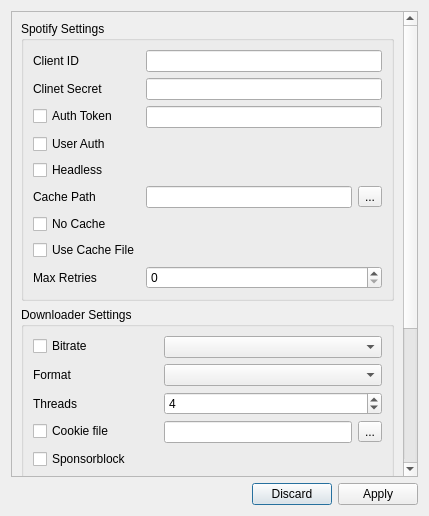
nozwock/spotdl_gui, file spotdl_gui/views/settings.ui: the form before one commit.
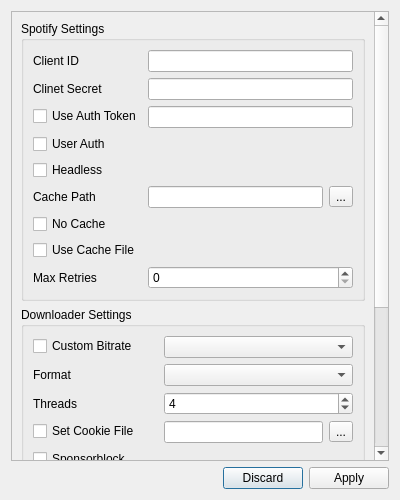
The form after the commit. Icons and pictures are not drawn.

Commit message: Properly set settings view defaults

Diff of the .ui file:
```diff
--- a/spotdl_gui/views/settings.ui
+++ b/spotdl_gui/views/settings.ui
@@ -6,8 +6,8 @@
    <rect>
     <x>0</x>
     <y>0</y>
-    <width>429</width>
-    <height>516</height>
+    <width>400</width>
+    <height>500</height>
    </rect>
   </property>
   <property name="windowTitle">
@@ -23,9 +23,9 @@
       <property name="geometry">
        <rect>
         <x>0</x>
-        <y>0</y>
-        <width>395</width>
-        <height>889</height>
+        <y>-447</y>
+        <width>366</width>
+        <height>895</height>
        </rect>
       </property>
       <layout class="QVBoxLayout" name="verticalLayout">
@@ -58,7 +58,7 @@
           <item row="3" column="0">
            <widget class="QCheckBox" name="checkBox_auth_token_set">
             <property name="text">
-             <string>Auth Token</string>
+             <string>Use Auth Token</string>
             </property>
             <property name="checked">
              <bool>false</bool>
@@ -89,32 +89,31 @@
             </property>
            </widget>
           </item>
-          <item row="17" column="0">
-           <widget class="QCheckBox" name="checkBox_spotify_no_cache">
-            <property name="text">
-             <string>No Cache</string>
-            </property>
-           </widget>
-          </item>
-          <item row="18" column="0">
-           <widget class="QCheckBox" name="checkBox_spotify_use_cache_file">
-            <property name="text">
-             <string>Use Cache File</string>
-            </property>
-           </widget>
-          </item>
-          <item row="19" column="0">
+          <item row="21" column="0">
            <widget class="QLabel" name="label_9">
             <property name="text">
              <string>Max Retries</string>
             </property>
            </widget>
           </item>
-          <item row="19" column="1">
+          <item row="21" column="1">
            <widget class="QSpinBox" name="spinBox_spotify_max_retries"/>
           </item>
           <item row="15" column="1">
+           <widget class="QWidget" name="cache_path_group" native="true">
            <layout class="QHBoxLayout" name="horizontalLayout">
+             <property name="leftMargin">
+              <number>0</number>
+             </property>
+             <property name="topMargin">
+              <number>0</number>
+             </property>
+             <property name="rightMargin">
+              <number>0</number>
+             </property>
+             <property name="bottomMargin">
+              <number>0</number>
+             </property>
             <item>
              <widget class="QLineEdit" name="lineEdit_spotify_cache_path"/>
             </item>
@@ -136,6 +135,21 @@
              </widget>
             </item>
            </layout>
+           </widget>
+          </item>
+          <item row="16" column="0">
+           <widget class="QCheckBox" name="checkBox_spotify_no_cache">
+            <property name="text">
+             <string>No Cache</string>
+            </property>
+           </widget>
+          </item>
+          <item row="17" column="0">
+           <widget class="QCheckBox" name="checkBox_spotify_use_cache_file">
+            <property name="text">
+             <string>Use Cache File</string>
+            </property>
+           </widget>
           </item>
          </layout>
         </widget>
@@ -149,7 +163,7 @@
           <item row="0" column="0">
            <widget class="QCheckBox" name="checkBox_bitrate_set">
             <property name="text">
-             <string>Bitrate</string>
+             <string>Custom Bitrate</string>
             </property>
            </widget>
           </item>
@@ -186,34 +200,10 @@
           <item row="8" column="0">
            <widget class="QCheckBox" name="checkBox_cookie_file_set">
             <property name="text">
-             <string>Cookie file</string>
+             <string>Set Cookie File</string>
             </property>
            </widget>
           </item>
-          <item row="8" column="1">
-           <layout class="QHBoxLayout" name="horizontalLayout_2">
-            <item>
-             <widget class="QLineEdit" name="lineEdit_downloader_cookie_file"/>
-            </item>
-            <item>
-             <widget class="QToolButton" name="toolButton_cookie_file_pick">
-              <property name="text">
-               <string>...</string>
-              </property>
-              <property name="icon">
-               <iconset resource="../assets/resource.qrc">
-                <normaloff>:/icons/bxs-folder-plus.svg</normaloff>:/icons/bxs-folder-plus.svg</iconset>
-              </property>
-              <property name="iconSize">
-               <size>
-                <width>24</width>
-                <height>24</height>
-               </size>
-              </property>
-             </widget>
-            </item>
-           </layout>
-          </item>
           <item row="10" column="0">
            <widget class="QCheckBox" name="checkBox_downloader_sponsorblock">
             <property name="text">
@@ -224,7 +214,7 @@
           <item row="11" column="0">
            <widget class="QCheckBox" name="checkBox_downloader_print_errors">
             <property name="text">
-             <string>Print errors</string>
+             <string>Print Errors</string>
             </property>
            </widget>
           </item>
@@ -269,8 +259,72 @@
             </property>
            </widget>
           </item>
+          <item row="18" column="0">
+           <widget class="QCheckBox" name="checkBox_ffmpeg_args_set">
+            <property name="text">
+             <string>Set FFmpeg Args</string>
+            </property>
+            <property name="checked">
+             <bool>false</bool>
+            </property>
+           </widget>
+          </item>
+          <item row="18" column="1">
+           <widget class="QLineEdit" name="lineEdit_downloader_ffmpeg_args"/>
+          </item>
+          <item row="8" column="1">
+           <widget class="QWidget" name="cookie_file_group" native="true">
+            <layout class="QHBoxLayout" name="horizontalLayout_2">
+             <property name="leftMargin">
+              <number>0</number>
+             </property>
+             <property name="topMargin">
+              <number>0</number>
+             </property>
+             <property name="rightMargin">
+              <number>0</number>
+             </property>
+             <property name="bottomMargin">
+              <number>0</number>
+             </property>
+             <item>
+              <widget class="QLineEdit" name="lineEdit_downloader_cookie_file"/>
+             </item>
+             <item>
+              <widget class="QToolButton" name="toolButton_cookie_file_pick">
+               <property name="text">
+                <string>...</string>
+               </property>
+               <property name="icon">
+                <iconset resource="../assets/resource.qrc">
+                 <normaloff>:/icons/bxs-folder-plus.svg</normaloff>:/icons/bxs-folder-plus.svg</iconset>
+               </property>
+               <property name="iconSize">
+                <size>
+                 <width>24</width>
+                 <height>24</height>
+                </size>
+               </property>
+              </widget>
+             </item>
+            </layout>
+           </widget>
+          </item>
           <item row="17" column="1">
+           <widget class="QWidget" name="ffmpeg_group" native="true">
            <layout class="QHBoxLayout" name="horizontalLayout_3">
+             <property name="leftMargin">
+              <number>0</number>
+             </property>
+             <property name="topMargin">
+              <number>0</number>
+             </property>
+             <property name="rightMargin">
+              <number>0</number>
+             </property>
+             <property name="bottomMargin">
+              <number>0</number>
+             </property>
             <item>
              <widget class="QLineEdit" name="lineEdit_downloader_ffmpeg"/>
             </item>
@@ -292,20 +346,8 @@
              </widget>
             </item>
            </layout>
-          </item>
-          <item row="18" column="0">
-           <widget class="QCheckBox" name="checkBox_ffmpeg_args_set">
-            <property name="text">
-             <string>FFmpeg Args</string>
-            </property>
-            <property name="checked">
-             <bool>false</bool>
-            </property>
            </widget>
           </item>
-          <item row="18" column="1">
-           <widget class="QLineEdit" name="lineEdit_downloader_ffmpeg_args"/>
-          </item>
          </layout>
         </widget>
        </item>
```
Left out of the diff: 18 changed lines with no effect on the pictures. Lines whose indentation alone changed are shown as unchanged. The commit also changes 2 other files.
